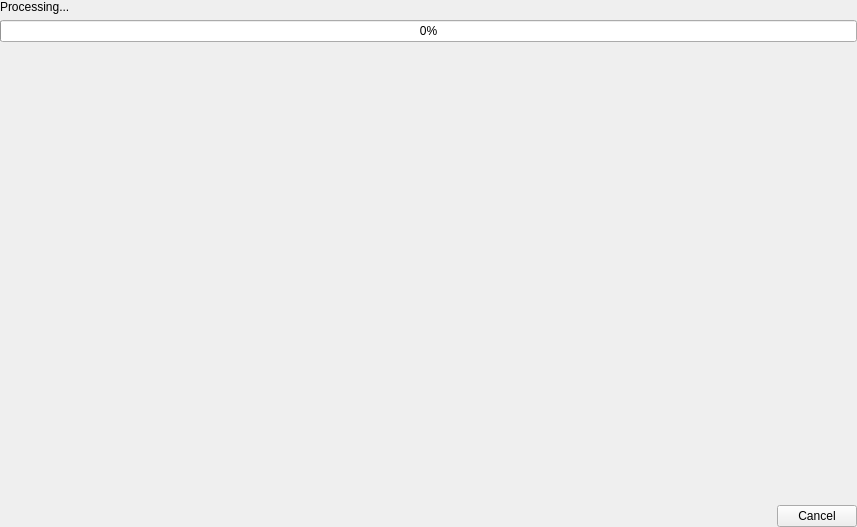
Above: src/OplPcTools/UI/IsoRestorerWidget.ui from brainstream/OPL-PC-Tools before the change. Below: the same form after it.
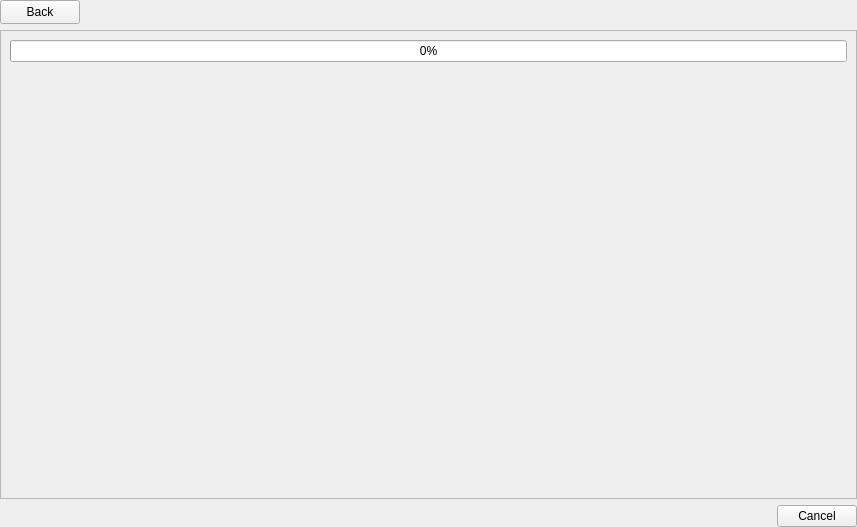
That is the form after the change. Icons and pictures are not drawn.

```diff
--- a/src/OplPcTools/UI/IsoRestorerWidget.ui
+++ b/src/OplPcTools/UI/IsoRestorerWidget.ui
@@ -27,12 +27,61 @@
     <number>0</number>
    </property>
    <item>
-    <widget class="QLabel" name="mp_label_status">
+    <layout class="QHBoxLayout" name="mp_layout">
+     <item>
+      <widget class="QPushButton" name="mp_btn_back">
+       <property name="minimumSize">
+        <size>
+         <width>0</width>
+         <height>24</height>
+        </size>
+       </property>
      <property name="text">
-      <string>Processing...</string>
-     </property>
-    </widget>
-   </item>
+        <string>Back</string>
+       </property>
+       <property name="icon">
+        <iconset theme="go-previous" resource="../Resources.qrc">
+         <normaloff>:/icons/go-previous</normaloff>:/icons/go-previous</iconset>
+       </property>
+      </widget>
+     </item>
+     <item>
+      <widget class="QLabel" name="mp_label_title">
+       <property name="sizePolicy">
+        <sizepolicy hsizetype="Expanding" vsizetype="Preferred">
+         <horstretch>0</horstretch>
+         <verstretch>0</verstretch>
+        </sizepolicy>
+       </property>
+       <property name="minimumSize">
+        <size>
+         <width>0</width>
+         <height>24</height>
+        </size>
+       </property>
+       <property name="font">
+        <font>
+         <pointsize>12</pointsize>
+         <weight>75</weight>
+         <bold>true</bold>
+        </font>
+       </property>
+       <property name="text">
+        <string notr="true"/>
+       </property>
+      </widget>
+     </item>
+    </layout>
+   </item>
+   <item>
+    <widget class="QFrame" name="mp_frame">
+     <property name="frameShape">
+      <enum>QFrame::StyledPanel</enum>
+     </property>
+     <property name="frameShadow">
+      <enum>QFrame::Sunken</enum>
+     </property>
+     <layout class="QVBoxLayout" name="verticalLayout_2">
    <item>
     <widget class="QProgressBar" name="mp_progress_bar">
      <property name="value">
@@ -40,6 +89,16 @@
      </property>
     </widget>
    </item>
+      <item>
+       <widget class="QLabel" name="mp_label_status">
+        <property name="text">
+         <string/>
+        </property>
+        <property name="textInteractionFlags">
+         <set>Qt::LinksAccessibleByMouse|Qt::TextSelectableByMouse</set>
+        </property>
+       </widget>
+      </item>
    <item>
     <spacer name="mp_spacer">
      <property name="orientation">
@@ -48,11 +107,14 @@
      <property name="sizeHint" stdset="0">
       <size>
        <width>20</width>
-       <height>294</height>
+          <height>386</height>
       </size>
      </property>
     </spacer>
    </item>
+     </layout>
+    </widget>
+   </item>
    <item>
     <widget class="QDialogButtonBox" name="mp_button_box">
      <property name="standardButtons">
```
Left out of the diff: 6 changed lines with no effect on the pictures. Lines whose indentation alone changed are shown as unchanged.
